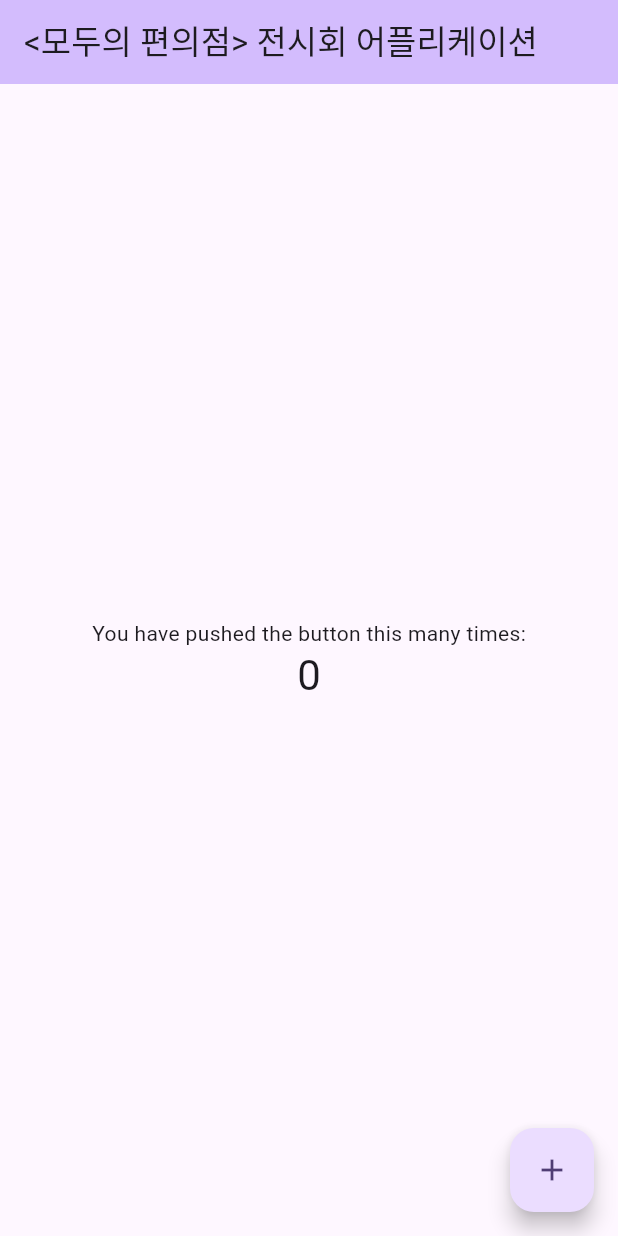
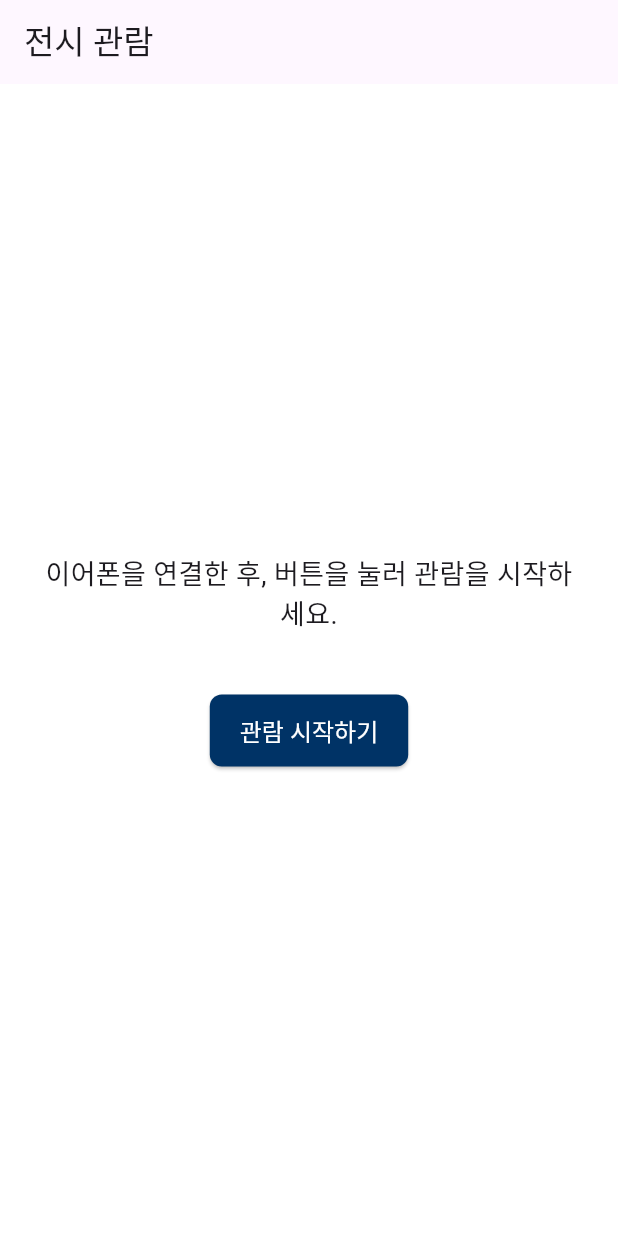
Before and after one commit to snuscsr/for_all, a Flutter app: the screen it shows after launch, on a phone screen of 412 x 824 dp. Run offline on Flutter 3.47's test engine with Material 3 defaults, Android fonts, the phone set to English and light mode, and no system bars.

Commit message:
어플리케이션 기본 틀 구성
화면 구성 및 루트 추가
assets/artworks.json 구성
pubspec.yaml dependency 다 resolve

```diff
--- /dev/null
+++ b/for_all1/assets/artworks.json
@@ -0,0 +1,32 @@
+[
+    {
+      "id": 1,
+      "title": "프로그램팀 파이팅~",
+      "description": "정말 멋진 작품",
+      "details": {
+        "표현 기법": "수채화",
+        "역사": "아주 깊은 역사",
+        "미술사적 의의": "아주 뜻깊은 작품임"
+      }
+    },
+    {
+      "id": 2,
+      "title": "작품2",
+      "description": "예쁜 작품~",
+      "details": {
+        "표현 기법": "수묵화",
+        "역사": "조선 후기",
+        "미술사적 의의": "어쩌고저쩌고"
+      }
+    },
+    {
+      "id": 3,
+      "title": "작품3",
+      "description": "대충 작품 설명",
+      "details": {
+        "표현 기법": "유화",
+        "역사": "근대",
+        "미술사적 의의": "이러쿵저러쿵"
+      }
+    }
+  ]
--- a/for_all1/lib/main.dart
+++ b/for_all1/lib/main.dart
@@ -1,110 +1,41 @@
 import 'package:flutter/material.dart';
+import 'package:provider/provider.dart';
+import 'theme.dart';
+import 'providers/tour_state.dart';
+import 'screens/start_screen.dart';
+import 'screens/option_screen.dart';
+import 'screens/artwork_list_screen.dart';
+import 'screens/navigate_screen.dart';
+import 'screens/explanation_screen.dart';
+import 'screens/end_screen.dart';
+
 
 void main() {
-  runApp(const MyApp());
+  runApp(
+    ChangeNotifierProvider(
+      create: (_) => TourState()..loadArtworks(),
+      child: const MyApp(),
+    ),
+  );
 }
 
 class MyApp extends StatelessWidget {
   const MyApp({super.key});
-
-  // This widget is the root of your application.
   @override
   Widget build(BuildContext context) {
     return MaterialApp(
-      title: 'Flutter Demo',
-      theme: ThemeData(
-        colorScheme: ColorScheme.fromSeed(seedColor: Colors.deepPurple),
-        useMaterial3: true,
-      ),
-      home: const MyHomePage(title: '<모두의 편의점> 전시회 어플리케이션'),
+      title: '전시 관람 앱',
+      theme: appTheme,
+      initialRoute: '/start',
+      routes: {
+        '/start': (_) => const StartScreen(),
+        '/options': (_) => const OptionScreen(),
+        '/artworks': (_) => const ArtworkListScreen(),
+        '/navigate': (_) => const NavigateScreen(),
+        '/explanation': (_) => const ExplanationScreen(),
+        '/end': (_) => const EndScreen(),
+        // 만약 새로운 화면을 구성한다면 여기에 루트 추가해주면 됩니다
+      },
     );
   }
 }
-
-class MyHomePage extends StatefulWidget {
-  const MyHomePage({super.key, required this.title});
-
-  // This widget is the home page of your application. It is stateful, meaning
-  // that it has a State object (defined below) that contains fields that affect
-  // how it looks.
-
-  // This class is the configuration for the state. It holds the values (in this
-  // case the title) provided by the parent (in this case the App widget) and
-  // used by the build method of the State. Fields in a Widget subclass are
-  // always marked "final".
-
-  final String title;
-
-  @override
-  State<MyHomePage> createState() => _MyHomePageState();
-}
-
-class _MyHomePageState extends State<MyHomePage> {
-  int _counter = 0;
-
-  void _incrementCounter() {
-    setState(() {
-      // This call to setState tells the Flutter framework that something has
-      // changed in this State, which causes it to rerun the build method below
-      // so that the display can reflect the updated values. If we changed
-      // _counter without calling setState(), then the build method would not be
-      // called again, and so nothing would appear to happen.
-      _counter++;
-    });
-  }
-
-  @override
-  Widget build(BuildContext context) {
-    // This method is rerun every time setState is called, for instance as done
-    // by the _incrementCounter method above.
-    //
-    // The Flutter framework has been optimized to make rerunning build methods
-    // fast, so that you can just rebuild anything that needs updating rather
-    // than having to individually change instances of widgets.
-    return Scaffold(
-      appBar: AppBar(
-        // TRY THIS: Try changing the color here to a specific color (to
-        // Colors.amber, perhaps?) and trigger a hot reload to see the AppBar
-        // change color while the other colors stay the same.
-        backgroundColor: Theme.of(context).colorScheme.inversePrimary,
-        // Here we take the value from the MyHomePage object that was created by
-        // the App.build method, and use it to set our appbar title.
-        title: Text(widget.title),
-      ),
-      body: Center(
-        // Center is a layout widget. It takes a single child and positions it
-        // in the middle of the parent.
-        child: Column(
-          // Column is also a layout widget. It takes a list of children and
-          // arranges them vertically. By default, it sizes itself to fit its
-          // children horizontally, and tries to be as tall as its parent.
-          //
-          // Column has various properties to control how it sizes itself and
-          // how it positions its children. Here we use mainAxisAlignment to
-          // center the children vertically; the main axis here is the vertical
-          // axis because Columns are vertical (the cross axis would be
-          // horizontal).
-          //
-          // TRY THIS: Invoke "debug painting" (choose the "Toggle Debug Paint"
-          // action in the IDE, or press "p" in the console), to see the
-          // wireframe for each widget.
-          mainAxisAlignment: MainAxisAlignment.center,
-          children: <Widget>[
-            const Text(
-              'You have pushed the button this many times:',
-            ),
-            Text(
-              '$_counter',
-              style: Theme.of(context).textTheme.headlineMedium,
-            ),
-          ],
-        ),
-      ),
-      floatingActionButton: FloatingActionButton(
-        onPressed: _incrementCounter,
-        tooltip: 'Increment',
-        child: const Icon(Icons.add),
-      ), // This trailing comma makes auto-formatting nicer for build methods.
-    );
-  }
-}
--- /dev/null
+++ b/for_all1/lib/screens/end_screen.dart
@@ -0,0 +1,25 @@
+import 'package:flutter/material.dart';
+import 'package:provider/provider.dart';
+import '../providers/tour_state.dart';
+
+class EndScreen extends StatelessWidget {
+  const EndScreen({super.key});
+
+  @override
+  Widget build(BuildContext context) {
+    final tourState = Provider.of<TourState>(context, listen: false);
+
+    return Scaffold(
+      appBar: AppBar(title: const Text('관람 종료')),
+      body: Center(
+        child: ElevatedButton(
+          onPressed: () {
+            tourState.resetTour(); // 상태 초기화
+            Navigator.pushNamedAndRemoveUntil(context, '/start', (_) => false);
+          },
+          child: const Text('초기화면으로 돌아가기'),
+        ),
+      ),
+    );
+  }
+}
--- /dev/null
+++ b/for_all1/lib/screens/start_screen.dart
@@ -0,0 +1,32 @@
+import 'package:flutter/material.dart';
+
+class StartScreen extends StatelessWidget {
+  const StartScreen({super.key});
+
+  @override
+  Widget build(BuildContext context) {
+    return Scaffold(
+      appBar: AppBar(title: const Text('전시 관람')),
+      body: Padding(
+        padding: const EdgeInsets.all(24.0),
+        child: Column(
+          mainAxisAlignment: MainAxisAlignment.center,
+          children: [
+            const Text(
+              '이어폰을 연결한 후, 버튼을 눌러 관람을 시작하세요.',
+              style: TextStyle(fontSize: 18),
+              textAlign: TextAlign.center,
+            ),
+            const SizedBox(height: 40),
+            ElevatedButton(
+              onPressed: () {
+                Navigator.pushNamed(context, '/options');
+              },
+              child: const Text('관람 시작하기'),
+            ),
+          ],
+        ),
+      ),
+    );
+  }
+}
--- /dev/null
+++ b/for_all1/lib/theme.dart
@@ -0,0 +1,17 @@
+import 'package:flutter/material.dart';
+
+final ThemeData appTheme = ThemeData(
+  scaffoldBackgroundColor: Colors.white,
+  primaryColor: Color(0xFF003366),
+  elevatedButtonTheme: ElevatedButtonThemeData(
+    style: ElevatedButton.styleFrom(
+      backgroundColor: Color(0xFF003366),
+      foregroundColor: Colors.white,
+      textStyle: TextStyle(fontSize: 16),
+      padding: EdgeInsets.symmetric(horizontal: 20, vertical: 12),
+      shape: RoundedRectangleBorder(
+        borderRadius: BorderRadius.circular(8),
+      ),
+    ),
+  ),
+);
```
Also changed, not shown: for_all1/lib/models/artwork.dart (added, +22 -0 lines), for_all1/lib/providers/tour_state.dart (added, +41 -0 lines), for_all1/lib/screens/artwork_list_screen.dart (added, +39 -0 lines), for_all1/lib/screens/explanation_screen.dart (added, +77 -0 lines), for_all1/lib/screens/navigate_screen.dart (added, +20 -0 lines), for_all1/lib/screens/option_screen.dart (added, +59 -0 lines), for_all1/lib/services/artwork_services.dart (added, +11 -0 lines), for_all1/pubspec.yaml (+6 -67 lines), for_all1/pubspec.lock, 12 other files.
